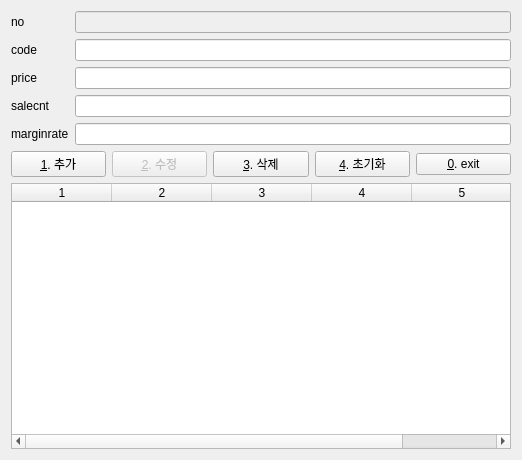
First picture: the form in ui/sale.ui, repository kar00034/application_coffee, before the edit.
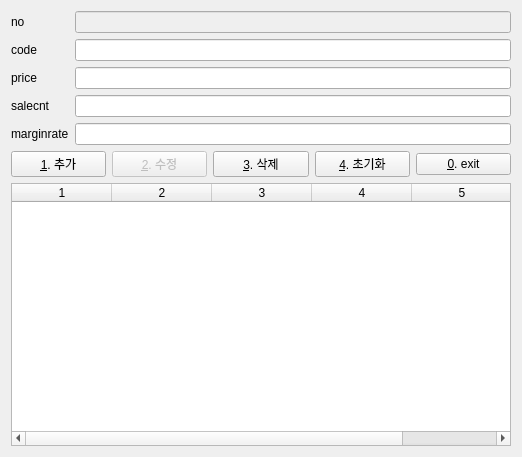
Second picture: the form after the edit.

Patch:
```diff
--- a/ui/sale.ui
+++ b/ui/sale.ui
@@ -7,7 +7,7 @@
     <x>0</x>
     <y>0</y>
     <width>522</width>
-    <height>460</height>
+    <height>457</height>
    </rect>
   </property>
   <property name="windowTitle">
```
